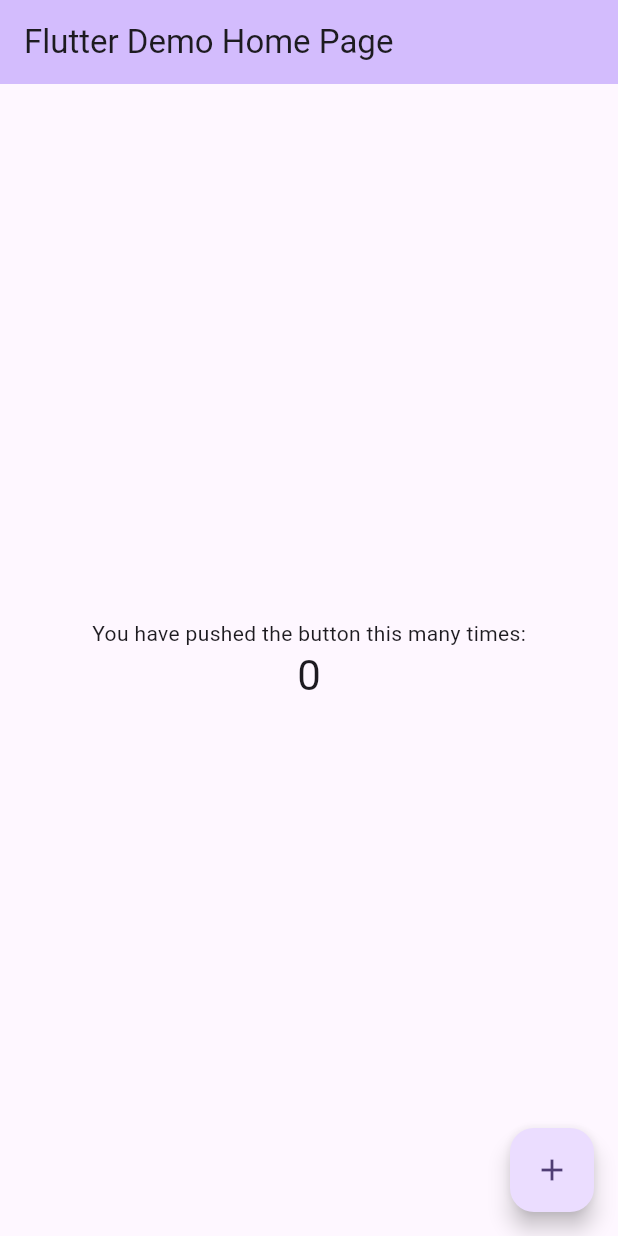
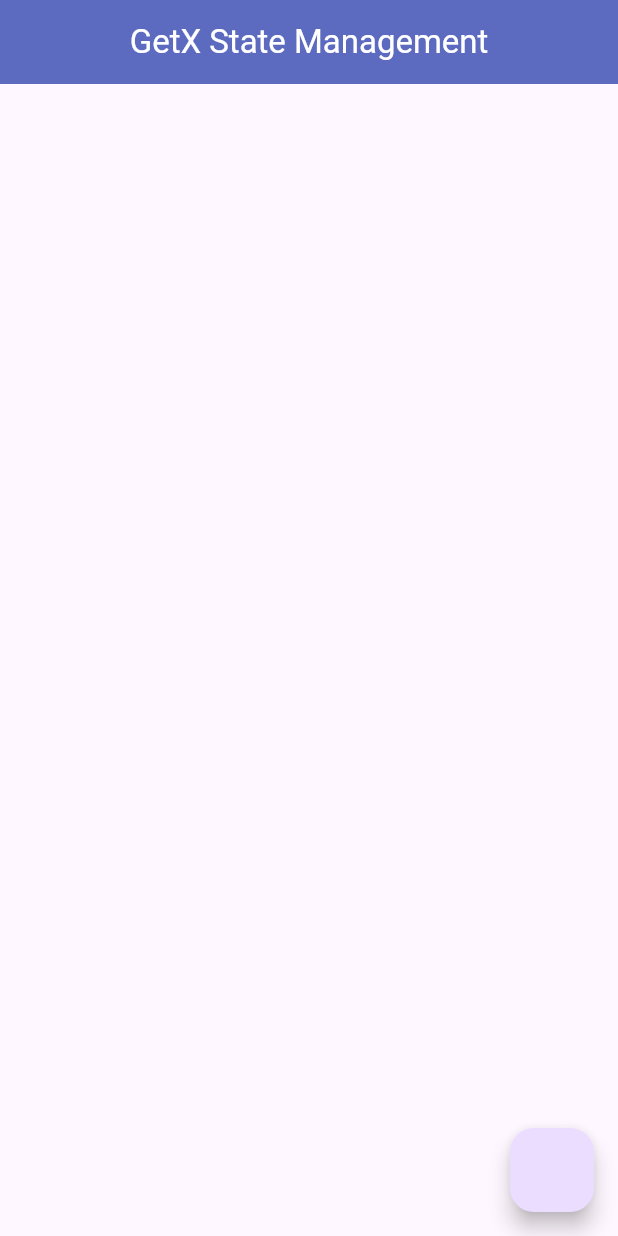
Before and after one commit to musman023/getx-using-mvvm, a Flutter app: the screen it shows after launch, on a phone screen of 412 x 824 dp. Run offline on Flutter 3.47's test engine with Material 3 defaults, Android fonts, the phone set to English and light mode, and no system bars; our stand-ins replace get.

Commit message:
getx utils and snackbar

```diff
--- /dev/null
+++ b/lib/home_screen.dart
@@ -0,0 +1,37 @@
+import 'package:flutter/material.dart';
+import 'package:get/get.dart';
+
+class HomeScreen extends StatefulWidget {
+  const HomeScreen({super.key});
+
+  @override
+  State<HomeScreen> createState() => _HomeScreenState();
+}
+
+class _HomeScreenState extends State<HomeScreen> {
+  @override
+  Widget build(BuildContext context) {
+    return Scaffold(
+      appBar: AppBar(
+        title: const Text(
+          "GetX State Management",
+          style: TextStyle(color: Colors.white),
+        ),
+        centerTitle: true,
+        backgroundColor: Colors.indigo.shade400,
+      ),
+      body: Column(
+        children: [],
+      ),
+      floatingActionButton: FloatingActionButton(onPressed: () {
+        Get.snackbar(
+          'M Usman', 'Practicing GetX',
+          backgroundColor: Colors.blue,
+          snackPosition: SnackPosition.BOTTOM,
+          icon: const Icon(Icons.favorite),
+          // margin: EdgeInsets.only(bottom: 20),
+        );
+      }),
+    );
+  }
+}
--- a/lib/main.dart
+++ b/lib/main.dart
@@ -1,4 +1,6 @@
 import 'package:flutter/material.dart';
+import 'package:get/get.dart';
+import 'package:getxapp/home_screen.dart';
 
 void main() {
   runApp(const MyApp());
@@ -10,116 +12,14 @@ class MyApp extends StatelessWidget {
   // This widget is the root of your application.
   @override
   Widget build(BuildContext context) {
-    return MaterialApp(
+    return GetMaterialApp(
+      debugShowCheckedModeBanner: false,
       title: 'Flutter Demo',
       theme: ThemeData(
-        // This is the theme of your application.
-        //
-        // TRY THIS: Try running your application with "flutter run". You'll see
-        // the application has a purple toolbar. Then, without quitting the app,
-        // try changing the seedColor in the colorScheme below to Colors.green
-        // and then invoke "hot reload" (save your changes or press the "hot
-        // reload" button in a Flutter-supported IDE, or press "r" if you used
-        // the command line to start the app).
-        //
-        // Notice that the counter didn't reset back to zero; the application
-        // state is not lost during the reload. To reset the state, use hot
-        // restart instead.
-        //
-        // This works for code too, not just values: Most code changes can be
-        // tested with just a hot reload.
         colorScheme: ColorScheme.fromSeed(seedColor: Colors.deepPurple),
         useMaterial3: true,
       ),
-      home: const MyHomePage(title: 'Flutter Demo Home Page'),
+      home: const HomeScreen(),
     );
   }
 }
-
-class MyHomePage extends StatefulWidget {
-  const MyHomePage({super.key, required this.title});
-
-  // This widget is the home page of your application. It is stateful, meaning
-  // that it has a State object (defined below) that contains fields that affect
-  // how it looks.
-
-  // This class is the configuration for the state. It holds the values (in this
-  // case the title) provided by the parent (in this case the App widget) and
-  // used by the build method of the State. Fields in a Widget subclass are
-  // always marked "final".
-
-  final String title;
-
-  @override
-  State<MyHomePage> createState() => _MyHomePageState();
-}
-
-class _MyHomePageState extends State<MyHomePage> {
-  int _counter = 0;
-
-  void _incrementCounter() {
-    setState(() {
-      // This call to setState tells the Flutter framework that something has
-      // changed in this State, which causes it to rerun the build method below
-      // so that the display can reflect the updated values. If we changed
-      // _counter without calling setState(), then the build method would not be
-      // called again, and so nothing would appear to happen.
-      _counter++;
-    });
-  }
-
-  @override
-  Widget build(BuildContext context) {
-    // This method is rerun every time setState is called, for instance as done
-    // by the _incrementCounter method above.
-    //
-    // The Flutter framework has been optimized to make rerunning build methods
-    // fast, so that you can just rebuild anything that needs updating rather
-    // than having to individually change instances of widgets.
-    return Scaffold(
-      appBar: AppBar(
-        // TRY THIS: Try changing the color here to a specific color (to
-        // Colors.amber, perhaps?) and trigger a hot reload to see the AppBar
-        // change color while the other colors stay the same.
-        backgroundColor: Theme.of(context).colorScheme.inversePrimary,
-        // Here we take the value from the MyHomePage object that was created by
-        // the App.build method, and use it to set our appbar title.
-        title: Text(widget.title),
-      ),
-      body: Center(
-        // Center is a layout widget. It takes a single child and positions it
-        // in the middle of the parent.
-        child: Column(
-          // Column is also a layout widget. It takes a list of children and
-          // arranges them vertically. By default, it sizes itself to fit its
-          // children horizontally, and tries to be as tall as its parent.
-          //
-          // Column has various properties to control how it sizes itself and
-          // how it positions its children. Here we use mainAxisAlignment to
-          // center the children vertically; the main axis here is the vertical
-          // axis because Columns are vertical (the cross axis would be
-          // horizontal).
-          //
-          // TRY THIS: Invoke "debug painting" (choose the "Toggle Debug Paint"
-          // action in the IDE, or press "p" in the console), to see the
-          // wireframe for each widget.
-          mainAxisAlignment: MainAxisAlignment.center,
-          children: <Widget>[
-            const Text(
-              'You have pushed the button this many times:',
-            ),
-            Text(
-              '$_counter',
-              style: Theme.of(context).textTheme.headlineMedium,
-            ),
-          ],
-        ),
-      ),
-      floatingActionButton: FloatingActionButton(
-        onPressed: _incrementCounter,
-        tooltip: 'Increment',
-        child: const Icon(Icons.add),
-      ), // This trailing comma makes auto-formatting nicer for build methods.
-    );
-  }
-}
--- a/pubspec.yaml
+++ b/pubspec.yaml
@@ -35,6 +35,7 @@ dependencies:
   # The following adds the Cupertino Icons font to your application.
   # Use with the CupertinoIcons class for iOS style icons.
   cupertino_icons: ^1.0.6
+  get: ^4.6.6
 
 dev_dependencies:
   flutter_test:
```
Also changed, not shown: pubspec.lock.
